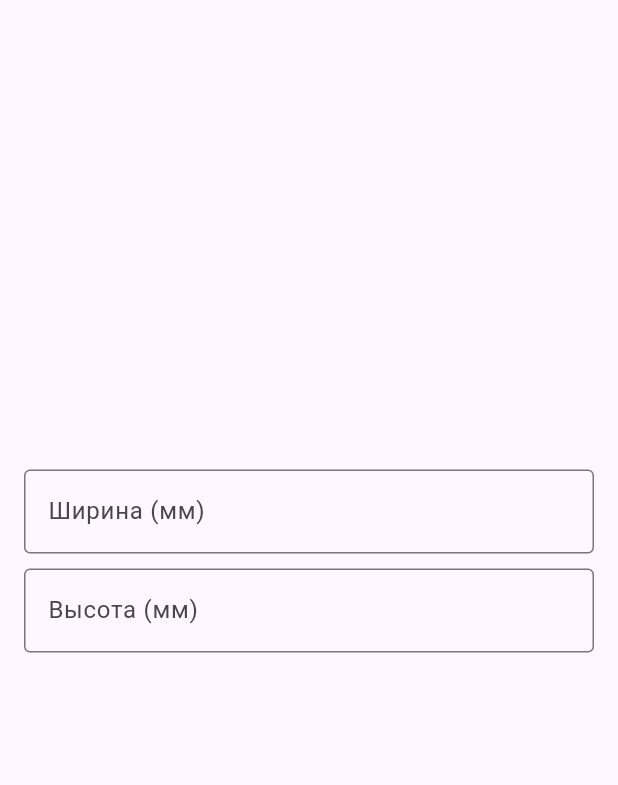
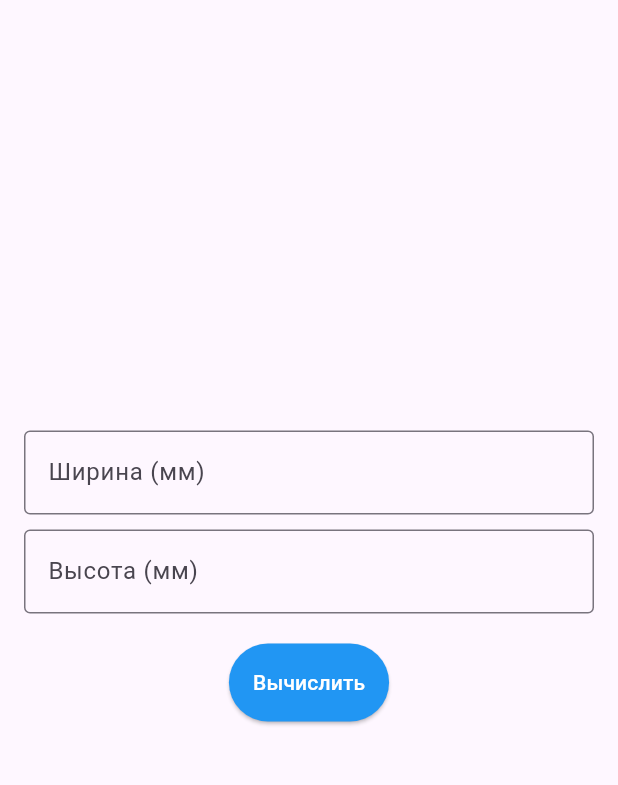
Before and after one commit to tiagorrg/RMP-labs, a Flutter app: the screen it shows after launch, on a phone screen of 412 x 824 dp, the part 84-869 px from its top. Run offline on Flutter 3.47's test engine with Material 3 defaults, Android fonts, the phone set to English and light mode, and no system bars.

Commit message:
add: button calculate

```diff
--- a/lab_5/lib/main.dart
+++ b/lab_5/lib/main.dart
@@ -98,6 +98,16 @@ class _AreaCalculatorScreenState extends State<AreaCalculatorScreen> {
                 },
               ),
               SizedBox(height: 20),
+              ElevatedButton(
+                onPressed: _calculateArea,
+                child: Text('Вычислить',
+                  style: TextStyle(color: Colors.white),
+                ),
+                style: ElevatedButton.styleFrom(
+                  backgroundColor: Colors.blue,
+                  padding: const EdgeInsets.all(16.0),
+                ),
+              ),
 
             ],
           ),
```
